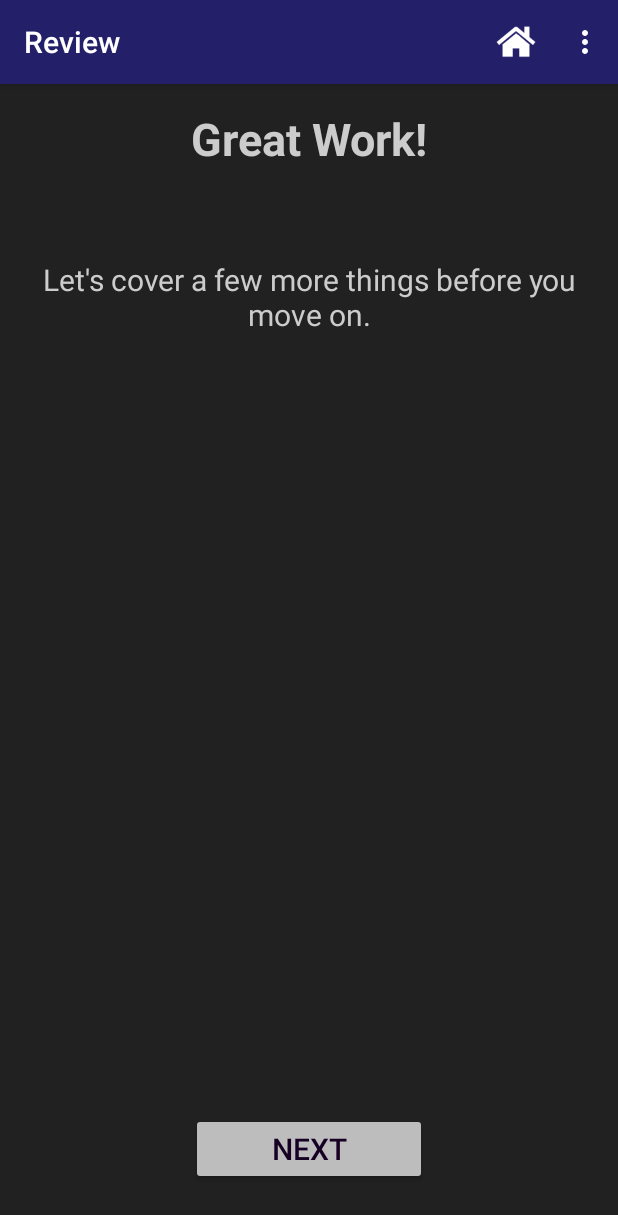
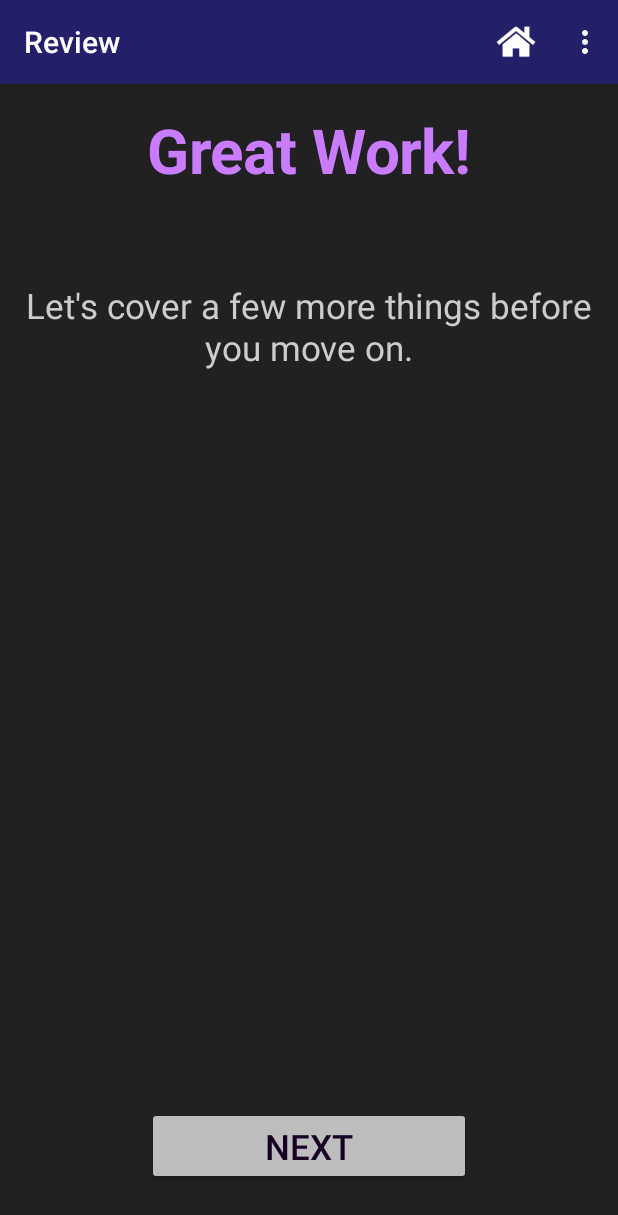
Before and after one commit to MyannaHarris/GEDMobileApp, an Android app: the Redo screen opened directly, with no data from a screen before it, on a phone screen of 412 x 824 dp. Shown: the top 1215 px of the screen. Run offline under Robolectric (Android 15) with nearby library versions, the phone set to English and light mode, and no system bars.

Commit message:
Fixed Dynamic text for all lesson pages, the success page, and the redo pages.

```diff
--- a/GEDAppGUI/app/src/main/java/com/gedappgui/gedappgui/AchievementPopUp.java
+++ b/GEDAppGUI/app/src/main/java/com/gedappgui/gedappgui/AchievementPopUp.java
@@ -56,7 +56,7 @@ public class AchievementPopUp extends AppCompatActivity {
         if(!db.achievementExists(achievementID)) {
             setContentView(R.layout.activity_pop_up);
 
-            //gets the coresponding achievement information from the db
+            //gets the corresponding achievement information from the db
             String desc = db.selectAchievementDesc(achievementID);
             String img = db.selectAchievementImg(achievementID);
             String name = db.selectAchievementName(achievementID);
--- a/GEDAppGUI/app/src/main/java/com/gedappgui/gedappgui/Achievements.java
+++ b/GEDAppGUI/app/src/main/java/com/gedappgui/gedappgui/Achievements.java
@@ -12,7 +12,7 @@
  * Jasmine Jans
  * Jimmy Sherman
  *
- * Last Edit: 11-14-16
+ * Last Edit: 3-6-16
  *
  */
 
--- a/GEDAppGUI/app/src/main/java/com/gedappgui/gedappgui/GameEnd.java
+++ b/GEDAppGUI/app/src/main/java/com/gedappgui/gedappgui/GameEnd.java
@@ -74,7 +74,7 @@ public class GameEnd extends AppCompatActivity {
         TextView congrats = (TextView) findViewById(R.id.congratulations);
         TextView accomplished = (TextView) findViewById(R.id.accomplished);
         congrats.setTextSize(TypedValue.COMPLEX_UNIT_PX, (float)(height/20));
-        accomplished.setTextSize(TypedValue.COMPLEX_UNIT_PX, (float)(height/30));
+        accomplished.setTextSize(TypedValue.COMPLEX_UNIT_PX, (float)(height/35));
 
         Button startButton = (Button) findViewById(R.id.move_on);
         startButton.setTextSize(TypedValue.COMPLEX_UNIT_PX, (float)(height/35));
--- a/GEDAppGUI/app/src/main/java/com/gedappgui/gedappgui/LessonExample.java
+++ b/GEDAppGUI/app/src/main/java/com/gedappgui/gedappgui/LessonExample.java
@@ -72,10 +72,14 @@ public class LessonExample extends AppCompatActivity {
         Button nextbtn = (Button) findViewById(R.id.lessonGame);
         TextView ex_1 = (TextView) findViewById(R.id.example_1);
         TextView ex_2 = (TextView) findViewById(R.id.example_2);
+        TextView title1 = (TextView) findViewById(R.id.example1_header);
+        TextView title2 = (TextView) findViewById(R.id.example2_header);
 
         nextbtn.setTextSize(TypedValue.COMPLEX_UNIT_PX, (float)(height/35));
         ex_1.setTextSize(TypedValue.COMPLEX_UNIT_PX, (float)(height/35));
         ex_2.setTextSize(TypedValue.COMPLEX_UNIT_PX, (float)(height/35));
+        title1.setTextSize(TypedValue.COMPLEX_UNIT_PX, (float)(height/20));
+        title2.setTextSize(TypedValue.COMPLEX_UNIT_PX, (float)(height/20));
 
 
     }
--- a/GEDAppGUI/app/src/main/java/com/gedappgui/gedappgui/LessonSteps.java
+++ b/GEDAppGUI/app/src/main/java/com/gedappgui/gedappgui/LessonSteps.java
@@ -102,9 +102,11 @@ public class LessonSteps extends AppCompatActivity {
         int height = dm.heightPixels;
 
         Button nextbtn = (Button) findViewById(R.id.lessonExample);
+        TextView title = (TextView) findViewById(R.id.stepsTitle);
         //set dynamic text size
         advice.setTextSize(TypedValue.COMPLEX_UNIT_PX, (float)(height/35));
         nextbtn.setTextSize(TypedValue.COMPLEX_UNIT_PX, (float)(height/35));
+        title.setTextSize(TypedValue.COMPLEX_UNIT_PX, (float)(height/20));
 
     }
 
--- a/GEDAppGUI/app/src/main/java/com/gedappgui/gedappgui/LessonSummary.java
+++ b/GEDAppGUI/app/src/main/java/com/gedappgui/gedappgui/LessonSummary.java
@@ -101,6 +101,8 @@ public class LessonSummary extends AppCompatActivity {
         Button nextbtn = (Button) findViewById(R.id.lessonSteps);
 
         nextbtn.setTextSize(TypedValue.COMPLEX_UNIT_PX, (float)(height/35));
+        title.setTextSize(TypedValue.COMPLEX_UNIT_PX, (float)(height/20));
+        summary.setTextSize(TypedValue.COMPLEX_UNIT_PX, (float)(height/35));
     }
 
     /**
--- a/GEDAppGUI/app/src/main/java/com/gedappgui/gedappgui/Redo.java
+++ b/GEDAppGUI/app/src/main/java/com/gedappgui/gedappgui/Redo.java
@@ -23,10 +23,14 @@ import android.media.AudioManager;
 import android.os.Build;
 import android.support.v7.app.AppCompatActivity;
 import android.os.Bundle;
+import android.util.DisplayMetrics;
+import android.util.TypedValue;
 import android.view.Menu;
 import android.view.MenuInflater;
 import android.view.MenuItem;
 import android.view.View;
+import android.widget.Button;
+import android.widget.TextView;
 
 public class Redo extends AppCompatActivity {
 
@@ -68,6 +72,19 @@ public class Redo extends AppCompatActivity {
             intent.setFlags(Intent.FLAG_ACTIVITY_CLEAR_TOP);
             startActivity(intent);
         }
+
+        // for dynamic sizes
+        DisplayMetrics dm = new DisplayMetrics();
+        getWindowManager().getDefaultDisplay().getMetrics(dm);
+        int height = dm.heightPixels;
+
+        Button toRedo = (Button) findViewById(R.id.to_redoExample);
+        TextView redoInfo = (TextView) findViewById(R.id.redo_info);
+        TextView greatWork = (TextView) findViewById(R.id.great_work);
+
+        toRedo.setTextSize(TypedValue.COMPLEX_UNIT_PX, (float)height/35);
+        redoInfo.setTextSize(TypedValue.COMPLEX_UNIT_PX, (float)height/35);
+        greatWork.setTextSize(TypedValue.COMPLEX_UNIT_PX, (float)height/20);
     }
 
     /*
--- a/GEDAppGUI/app/src/main/res/layout/activity_redo.xml
+++ b/GEDAppGUI/app/src/main/res/layout/activity_redo.xml
@@ -18,7 +18,8 @@
         android:layout_centerHorizontal="true"
         android:textStyle="bold"
         android:id="@+id/great_work"
-        android:textSize="30sp" />
+        android:textSize="30sp"
+        android:textColor="@color/colorHeader1"/>
 
     <TextView
         android:layout_height="wrap_content"
@@ -26,6 +27,7 @@
         android:layout_below="@id/great_work"
         android:layout_centerHorizontal="true"
         android:layout_marginTop="60dp"
+        android:id="@+id/redo_info"
         android:text="@string/redo_screen"
         android:textSize="20sp"
         android:textAlignment="center"/>
@@ -39,9 +41,9 @@
         android:onClick="goToRedoExample"
         android:layout_marginBottom="18dp"
         android:layout_alignParentBottom="true"
-        android:layout_alignLeft="@+id/great_work"
-        android:layout_alignStart="@+id/great_work"
-        android:layout_alignRight="@+id/great_work"
-        android:layout_alignEnd="@+id/great_work" />
+        android:layout_alignLeft="@id/great_work"
+        android:layout_alignStart="@id/great_work"
+        android:layout_alignRight="@id/great_work"
+        android:layout_alignEnd="@id/great_work" />
 
 </RelativeLayout>
--- a/GEDAppGUI/app/src/main/res/layout/activity_success.xml
+++ b/GEDAppGUI/app/src/main/res/layout/activity_success.xml
@@ -19,7 +19,9 @@
         android:layout_alignParentTop="true"
         android:layout_centerHorizontal="true"
         android:id="@+id/congratulations"
-        android:textSize="30sp" />
+        android:textStyle="bold"
+        android:textSize="30sp"
+        android:textColor="@color/colorHeader1"/>
 
     <TextView
         android:text="@string/noNewAccessory"
--- a/GEDAppGUI/build.gradle
+++ b/GEDAppGUI/build.gradle
@@ -5,7 +5,7 @@ buildscript {
         jcenter()
     }
     dependencies {
-        classpath 'com.android.tools.build:gradle:2.2.3'
+        classpath 'com.android.tools.build:gradle:2.3.0'
 
         // NOTE: Do not place your application dependencies here; they belong
         // in the individual module build.gradle files
```
Also changed, not shown: GEDAppGUI/app/src/main/java/com/gedappgui/gedappgui/Question.java (+12 -12 lines), GEDAppGUI/app/src/main/java/com/gedappgui/gedappgui/RedoExample.java (+23 -14 lines), GEDAppGUI/app/src/main/java/com/gedappgui/gedappgui/Success.java (+15 -3 lines), GEDAppGUI/app/src/main/assets/game_instruction_pics/bucketGame.png.
